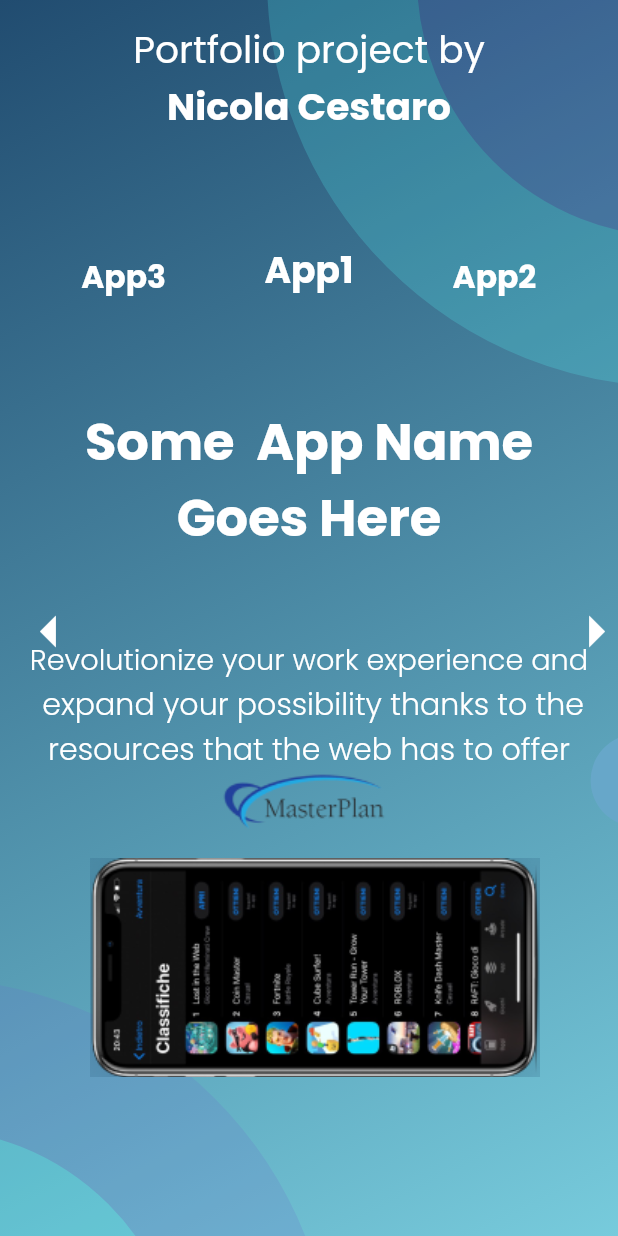
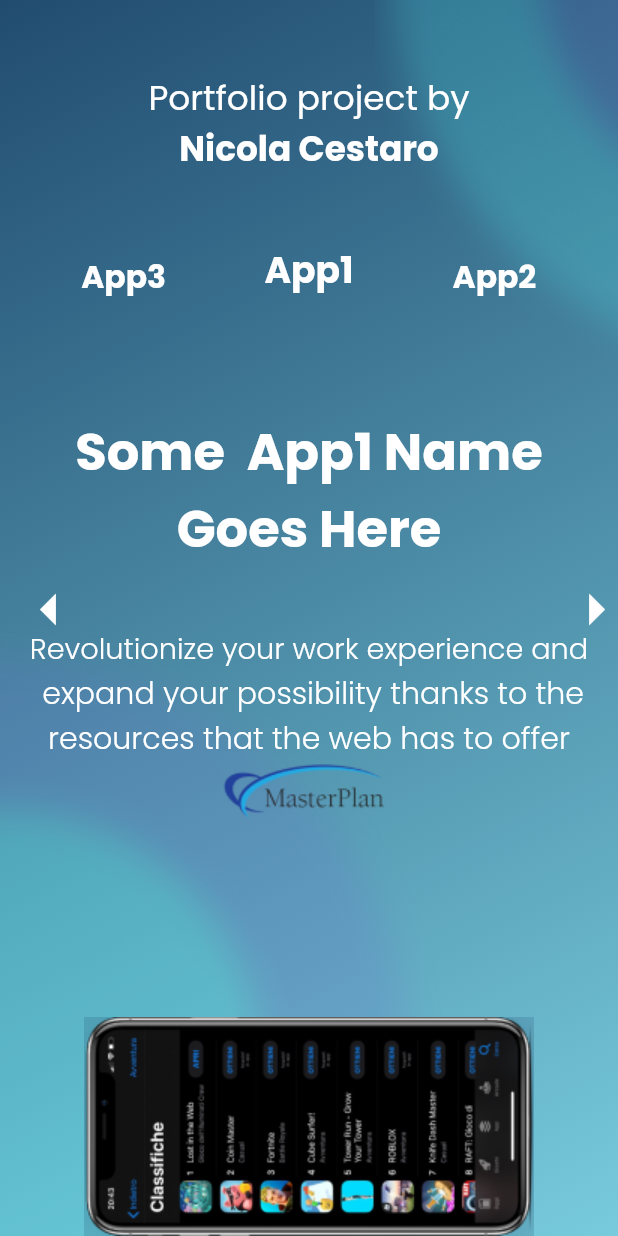
Before and after one commit to sagnik150699/Drenlabs-app-portfolio, a Flutter app: the screen it shows after launch, on a phone screen of 412 x 824 dp. Run offline on Flutter 3.47's test engine with Material 2 defaults, Android fonts, the phone set to English and light mode, and no system bars; drawn by our look-alikes of carousel_slider; our stand-ins replace flutter_svg, google_fonts.

Commit message:
Final mobile

```diff
--- a/app_portfolio/lib/main.dart
+++ b/app_portfolio/lib/main.dart
@@ -17,7 +17,7 @@ class _MyAppState extends State<MyApp> {
     return MaterialApp(
       home: LayoutBuilder(
         builder: (context, constraints) {
-          if (constraints.maxWidth > 600) {
+          if (constraints.maxWidth > 800) {
             return Web();
           } else {
             return Mobile();
--- a/app_portfolio/lib/ui/mobile.dart
+++ b/app_portfolio/lib/ui/mobile.dart
@@ -15,9 +15,9 @@ class Mobile extends StatefulWidget {
 Variables variables = new Variables();
 
 class _MobileState extends State<Mobile> {
-  double topONe = 150;
-  double topTwo = 370;
-  double three = -110;
+  double topONe = 250;
+  double topTwo = 450;
+  double three = -300;
 
   final ScrollController controller = ScrollController();
   CarouselController buttonCarouselController2 = CarouselController();
@@ -62,36 +62,32 @@ class _MobileState extends State<Mobile> {
                 ),
               ),
             ),
+            //BigOval
             Positioned(
-              top: 0,
+              top: -100,
               left: topONe,
-              child: SvgPicture.asset("images/Ovalbig.svg"),
+              child: Image(
+                image: AssetImage('images/Ovalbig.png')
+              )
+              // SvgPicture.asset("images/Ovalbig.svg"),
             ),
+            //SmallCircle
             Positioned(
               top: categoryHeight/1.77,
               left: topTwo,
-              child: SvgPicture.asset("images/smallrectangle.svg"),
+              child: Image(
+                image: AssetImage('images/smallcircle.png')
+              )
+              // SvgPicture.asset("images/smallrectangle.svg"),
             ),
+            //Lower circle
             Positioned(
-              top: categoryHeight/1.32,
+              top: categoryHeight/2,
               left: three,
-              child: SvgPicture.asset("images/Oval.svg"),
-            ),
-            SafeArea(
-              child: Container(
-                height: categoryHeight/7.97,
-//color: Colors.amber[200].withOpacity(0),
-                child: Center(
-                  child: Column(
-                    mainAxisAlignment: MainAxisAlignment.center,
-                    children: [
-                      variables.texts(
-                          "Portfolio project by", categoryWidth/16.44, FontWeight.normal),
-                      variables.texts("Nicola Cestaro", categoryWidth/16.44, FontWeight.bold)
-                    ],
-                  ),
-                ),
-              ),
+              child: Image(
+                image: AssetImage('images/Oval.png'),
+              )
+              // SvgPicture.asset("images/Oval.svg"),
             ),
             //Second Carousel
 
@@ -107,13 +103,52 @@ class _MobileState extends State<Mobile> {
                         crossAxisAlignment: CrossAxisAlignment.center,
                         children: [
                           variables.texts(
-                              "Some  App Name", categoryWidth/12.08, FontWeight.bold),
+                              "Some  App1 Name", categoryWidth/12.08, FontWeight.bold),
                           variables.texts("Goes Here", categoryWidth/12.08, FontWeight.bold),
-                          SizedBox(height: categoryHeight/15),
-                          variables.texts(
+                          SizedBox(height: categoryHeight/20),
+                          Center(
+                            child: variables.texts(
                                 "Revolutionize your work experience and",
                                 categoryWidth/21.5,
                                 FontWeight.w300),
+                          ),
+                          variables.texts(
+                              " expand your possibility thanks to the ",
+                              categoryWidth/20.55,
+                              FontWeight.w300),
+                          variables.texts(
+                              "resources that the web has to offer ",
+                              categoryWidth/20.55,
+                              FontWeight.w300),
+
+                          //SizedBox(height: 50),
+                          Image(
+                            image: AssetImage("images/master.png"),
+                          ),
+                        ],
+                      ),
+                      Align(
+                        alignment: Alignment.bottomCenter,
+                        child: Image(
+                            image: AssetImage("images/croppedmobile.png")),
+                      )
+                    ]),
+                    //Second
+                    Stack(children: [
+                      Column(
+                        mainAxisAlignment: MainAxisAlignment.center,
+                        crossAxisAlignment: CrossAxisAlignment.center,
+                        children: [
+                          variables.texts(
+                              "Some  App2 Name", categoryWidth/12.08, FontWeight.bold),
+                          variables.texts("Goes Here", categoryWidth/12.08, FontWeight.bold),
+                          SizedBox(height: categoryHeight/15),
+                          Center(
+                            child: variables.texts(
+                                "Revolutionize your work experience and",
+                                categoryWidth/21.5,
+                                FontWeight.w300),
+                          ),
                           variables.texts(
                               " expand your possibility thanks to the ",
                               categoryWidth/20.55,
@@ -128,26 +163,30 @@ class _MobileState extends State<Mobile> {
                           ),
                         ],
                       ),
-                      Positioned(
-                          top: categoryHeight/1.44,
-                          left: 40,
+
+                      Align(
+                        alignment: Alignment.bottomCenter,
                         child: Image(
-                              image: AssetImage("images/croppedmobile.png")))
+                            image: AssetImage("images/croppedmobile.png")),
+                      )
+
                     ]),
-                    //Second
+                    //Third
                     Stack(children: [
                       Column(
                         mainAxisAlignment: MainAxisAlignment.center,
                         crossAxisAlignment: CrossAxisAlignment.center,
                         children: [
                           variables.texts(
-                              "Some  App Name", categoryWidth/12.08, FontWeight.bold),
+                              "Some  App3 Name", categoryWidth/12.08, FontWeight.bold),
                           variables.texts("Goes Here", categoryWidth/12.08, FontWeight.bold),
                           SizedBox(height: categoryHeight/15),
-                          variables.texts(
+                          Center(
+                            child: variables.texts(
                                 "Revolutionize your work experience and",
                                 categoryWidth/21.5,
                                 FontWeight.w300),
+                          ),
                           variables.texts(
                               " expand your possibility thanks to the ",
                               categoryWidth/20.55,
@@ -162,45 +201,11 @@ class _MobileState extends State<Mobile> {
                           ),
                         ],
                       ),
-                      Positioned(
-                          top: categoryHeight/1.44,
-                          left: 40,
+                      Align(
+                        alignment: Alignment.bottomCenter,
                         child: Image(
-                              image: AssetImage("images/croppedmobile.png")))
-                    ]),
-                    //Third
-                    Stack(children: [
-                      Column(
-                        mainAxisAlignment: MainAxisAlignment.center,
-                        crossAxisAlignment: CrossAxisAlignment.center,
-                        children: [
-                          variables.texts(
-                              "Some  App Name", categoryWidth/12.08, FontWeight.bold),
-                          variables.texts("Goes Here", categoryWidth/12.08, FontWeight.bold),
-                          SizedBox(height: categoryHeight/15),
-                          variables.texts(
-                              "Revolutionize your work experience and",
-                              categoryWidth/21.5,
-                              FontWeight.w300),
-                          variables.texts(
-                              " expand your possibility thanks to the ",
-                              categoryWidth/20.55,
-                              FontWeight.w300),
-                          variables.texts(
-                              "resources that the web has to offer ",
-                              categoryWidth/20.55,
-                              FontWeight.w300),
-                          //SizedBox(height: 50),
-                          Image(
-                            image: AssetImage("images/master.png"),
-                          ),
-                        ],
-                      ),
-                      Positioned(
-                          top: categoryHeight/1.44,
-                          left: 40,
-                          child: Image(
-                              image: AssetImage("images/croppedmobile.png")))
+                            image: AssetImage("images/croppedmobile.png")),
+                      )
                     ]),
 
                   ],
@@ -262,7 +267,9 @@ class _MobileState extends State<Mobile> {
             ),
 
             //Right button
-            Align(
+            Padding(
+              padding: const EdgeInsets.only(bottom: 30.0),
+              child: Align(
                 alignment: Alignment.centerRight,
                 child: IconButton(
                   onPressed: () {
@@ -281,8 +288,11 @@ class _MobileState extends State<Mobile> {
                   ),
                 ),
               ),
+            ),
             //Left button
-            Align(
+            Padding(
+              padding: const EdgeInsets.only(bottom: 30.0),
+              child: Align(
                 alignment: Alignment.centerLeft,
                 child: IconButton(
                   onPressed: () {
@@ -300,6 +310,24 @@ class _MobileState extends State<Mobile> {
                   ),
                 ),
               ),
+            ),
+
+            SafeArea(
+              child: Container(
+                height: categoryHeight/5,
+//color: Colors.amber[200].withOpacity(0),
+                child: Center(
+                  child: Column(
+                    mainAxisAlignment: MainAxisAlignment.center,
+                    children: [
+                      variables.texts(
+                          "Portfolio project by", categoryWidth/18, FontWeight.normal),
+                      variables.texts("Nicola Cestaro", categoryWidth/18, FontWeight.bold)
+                    ],
+                  ),
+                ),
+              ),
+            ),
           ],
         ),
       ),
```
Also changed, not shown: app_portfolio/images/Oval.png (added), app_portfolio/images/Ovalbig.png (added), app_portfolio/images/smallcircle.png (added). Lines whose indentation alone changed are shown as unchanged.
